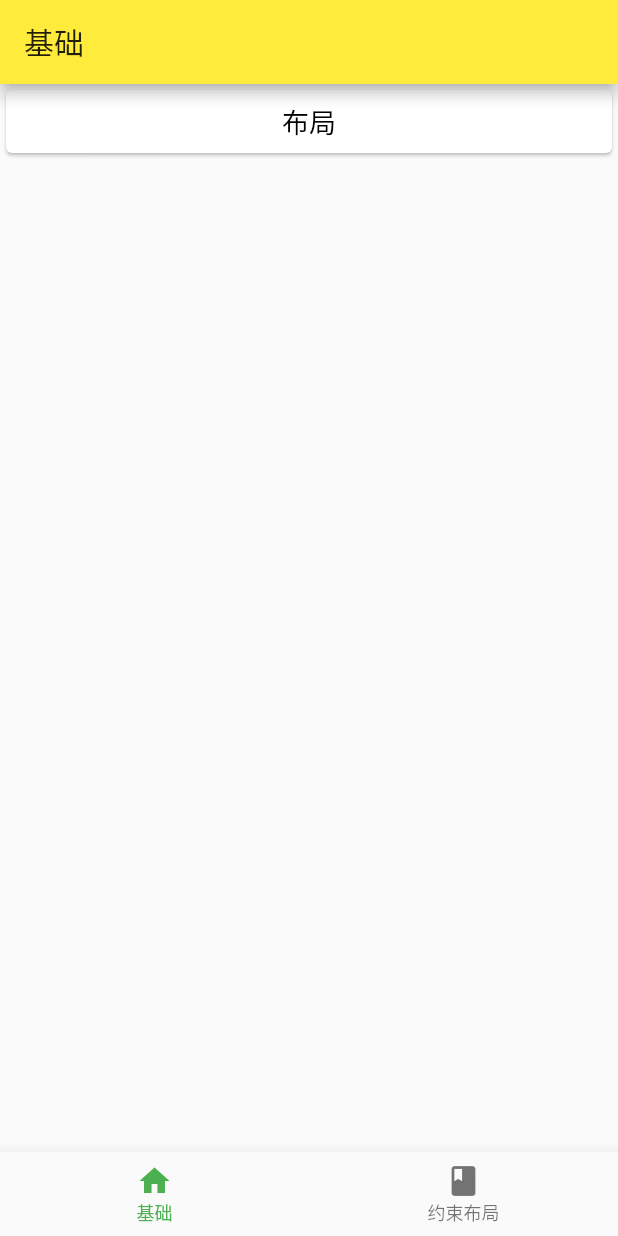
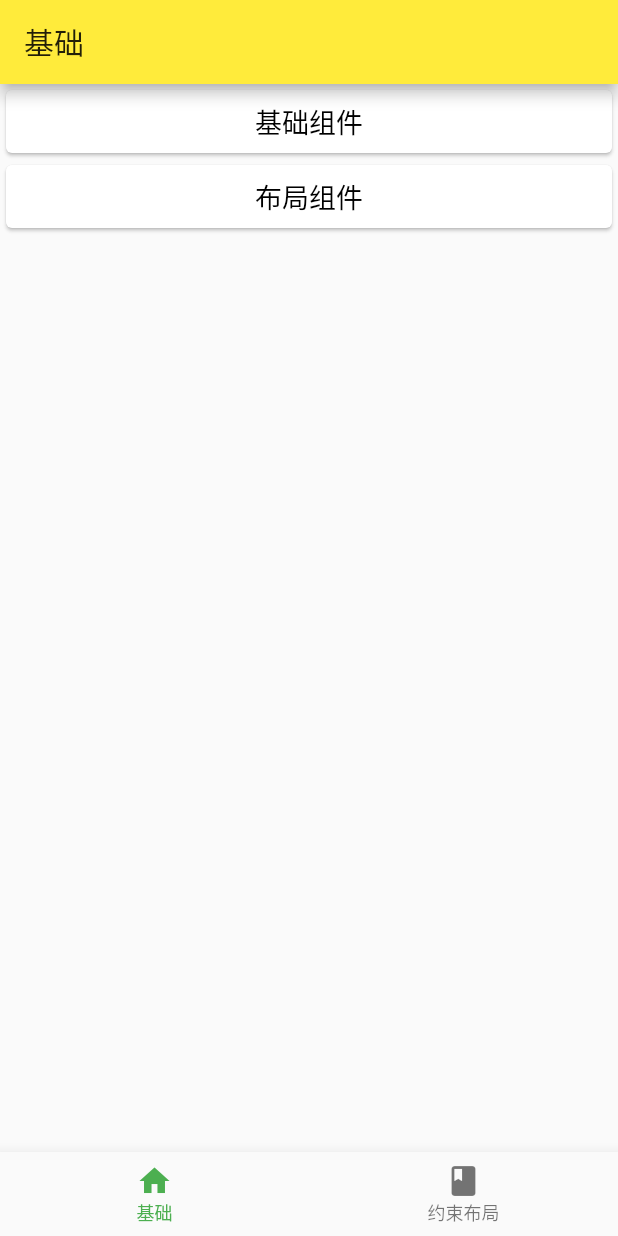
Before and after one commit to SunshineBrother/FlutterDemo, a Flutter app: the screen it shows after launch, on a phone screen of 412 x 824 dp. Run offline on Flutter 3.47's test engine with Material 2 defaults, Android fonts, the phone set to English and light mode, and no system bars.

Commit message:
提交一些基础组件

```diff
--- a/flutter_app_demo/lib/base/base_widgetPage.dart
+++ /dev/null
@@ -1,72 +0,0 @@
-import 'package:flutter/material.dart';
-import 'package:flutter_app_demo/base/container_page/container_page.dart';
-
-class BaseWidgetPage extends StatelessWidget {
-  @override
-  Widget build(BuildContext context) {
-    return Scaffold(
-      appBar: AppBar(title: Text('基础'),),
-      body: Center(
-        child: BaseWidget(),
-      ),
-    );
-  }
-}
-
-class BaseWidget extends StatefulWidget {
-  @override
-  _BaseWidgetState createState() => _BaseWidgetState();
-}
-
-class _BaseWidgetState extends State<BaseWidget> {
-
-  List<String> _data = ['布局'];
-  List<Widget> _list = [ContainerPage()];
-  Widget _itemBuilder(BuildContext context, int index){
-    return GestureDetector(
-      onTap: () {
-        Navigator.of(context).push(MaterialPageRoute(builder: (context) {
-          return _list[index];
-        }));
-
-      },
-      child: Container(
-        child: Card(
-          color: Colors.white,
-          child: Center(
-            child: Text(_data[index],style:TextStyle(color: Colors.black,fontSize:18)),
-          ),
-        ),
-      ),
-    );
-  }
-
-  @override
-  Widget build(BuildContext context) {
-    return Container(
-      child: ListView.builder(
-          itemExtent: 50.0, //强制高度为50.0
-          itemCount: _data.length,
-          itemBuilder: _itemBuilder
-      ),
-    );
-  }
-}
-
-
-
-class _ListItem extends StatelessWidget {
-  final String title;
-  const _ListItem({Key key, this.title}) : super(key: key);
-  @override
-  Widget build(BuildContext context) {
-    return Card(
-      child: Container(
-        height: 45,
-        color: Colors.white,
-        alignment: Alignment.center,
-        child: Text('$title'),
-      ),
-    );
-  }
-}
--- /dev/null
+++ b/flutter_app_demo/lib/base/base_widget_page.dart
@@ -0,0 +1,73 @@
+import 'package:flutter/material.dart';
+import 'package:flutter_app_demo/base/base_widget/widget_page.dart';
+import 'package:flutter_app_demo/base/container_page/container_page.dart';
+
+class BaseWidgetPage extends StatelessWidget {
+  @override
+  Widget build(BuildContext context) {
+    return Scaffold(
+      appBar: AppBar(title: Text('基础'),),
+      body: Center(
+        child: BaseWidget(),
+      ),
+    );
+  }
+}
+
+class BaseWidget extends StatefulWidget {
+  @override
+  _BaseWidgetState createState() => _BaseWidgetState();
+}
+
+class _BaseWidgetState extends State<BaseWidget> {
+
+  List<String> _data = ['基础组件','布局组件'];
+  List<Widget> _list = [WidgetPage(),ContainerPage()];
+  Widget _itemBuilder(BuildContext context, int index){
+    return GestureDetector(
+      onTap: () {
+        Navigator.of(context).push(MaterialPageRoute(builder: (context) {
+          return _list[index];
+        }));
+
+      },
+      child: Container(
+        child: Card(
+          color: Colors.white,
+          child: Center(
+            child: Text(_data[index],style:TextStyle(color: Colors.black,fontSize:18)),
+          ),
+        ),
+      ),
+    );
+  }
+
+  @override
+  Widget build(BuildContext context) {
+    return Container(
+      child: ListView.builder(
+          itemExtent: 50.0, //强制高度为50.0
+          itemCount: _data.length,
+          itemBuilder: _itemBuilder
+      ),
+    );
+  }
+}
+
+
+
+class _ListItem extends StatelessWidget {
+  final String title;
+  const _ListItem({Key key, this.title}) : super(key: key);
+  @override
+  Widget build(BuildContext context) {
+    return Card(
+      child: Container(
+        height: 45,
+        color: Colors.white,
+        alignment: Alignment.center,
+        child: Text('$title'),
+      ),
+    );
+  }
+}
--- a/flutter_app_demo/lib/base/container_page/container_page.dart
+++ b/flutter_app_demo/lib/base/container_page/container_page.dart
@@ -23,7 +23,6 @@ class _ContainerPageState extends State<ContainerPage> {
   Widget _itemBuilder(BuildContext context, int index){
     return GestureDetector(
       onTap: () {
-
         Navigator.of(context).push(MaterialPageRoute(builder: (context) {
           return _list[index];
         }));
--- /dev/null
+++ b/flutter_app_demo/lib/const.dart
@@ -0,0 +1,9 @@
+import 'package:flutter/material.dart';
+//屏幕宽/高
+double ScreenWidth(BuildContext context) => MediaQuery.of(context).size.width;
+double ScreenHeight(BuildContext context) => MediaQuery.of(context).size.height;
+
+const red = Colors.red;
+const green = Colors.green;
+const blue = Colors.blue;
+const black = Colors.black;
--- a/flutter_app_demo/lib/main.dart
+++ b/flutter_app_demo/lib/main.dart
@@ -1,5 +1,5 @@
 import 'package:flutter/material.dart';
-import 'package:flutter_app_demo/base/base_widgetPage.dart';
+import 'package:flutter_app_demo/base/base_widget_page.dart';
 void main() => runApp(MyApp());
 
 class MyApp extends StatelessWidget {
```
Also changed, not shown: flutter_app_demo/lib/base/base_widget/button_page.dart (added, +60 -0 lines), flutter_app_demo/lib/base/base_widget/text_page.dart (added, +49 -0 lines), flutter_app_demo/lib/base/base_widget/textfield_page.dart (added, +39 -0 lines), flutter_app_demo/lib/base/base_widget/widget_page.dart (added, +57 -0 lines), flutter_app_demo/lib/base/container_page/box_page.dart (+34 -1 lines), flutter_app_demo/lib/base/base_widget/base_widget.dart (deleted), 20 other files.
